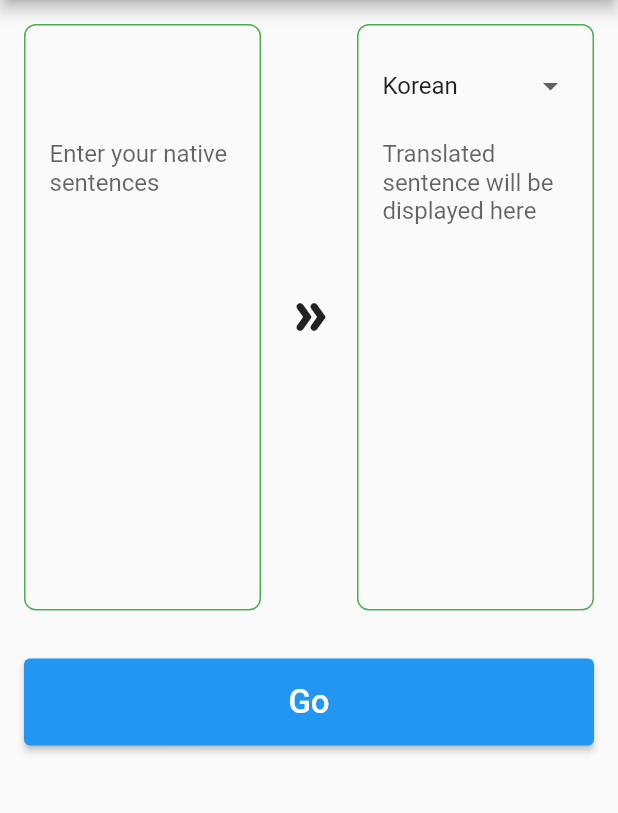
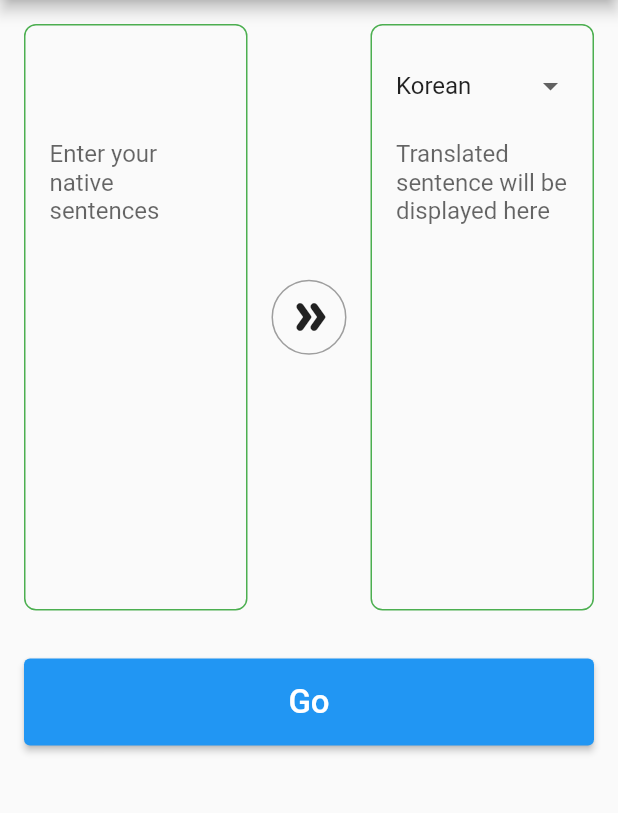
Before and after one commit to Raonshi/mamago, a Flutter app: the screen it shows after launch, on a phone screen of 412 x 824 dp, the part 84-897 px from its top. Run offline on Flutter 3.47's test engine with Material 2 defaults, Android fonts, the light colour scheme and no system bars; our stand-ins replace firebase_core, flutter_riverpod, freezed_annotation, go_router; accounts and stored records are empty.

Commit message:
add packages

```diff
--- a/lib/page/home_page.dart
+++ b/lib/page/home_page.dart
@@ -70,7 +70,13 @@ class HomePage extends ConsumerWidget {
               ),
 
               // Switcher
-              RotatedBox(
+              Container(
+                decoration: BoxDecoration(
+                  shape: BoxShape.circle,
+                  border: Border.all(color: Colors.grey),
+                ),
+                padding: const EdgeInsets.all(8.0),
+                child: RotatedBox(
                   quarterTurns: provider.isLeft ? 12 : 6,
                   child: InkWell(
                     splashColor: Colors.transparent,
@@ -79,6 +85,7 @@ class HomePage extends ConsumerWidget {
                       FocusScope.of(context).unfocus();
                     },
                     child: const Icon(Icons.double_arrow_rounded, size: 32.0),
+                  ),
                 ),
               ),
 
--- a/pubspec.yaml
+++ b/pubspec.yaml
@@ -41,6 +41,8 @@ dependencies:
   freezed_annotation: ^2.2.0
   json_annotation: ^4.8.1
   lottie: ^2.3.2
+  firebase_core: ^2.14.0
+  dart_openai: ^1.9.91
 
 
 dev_dependencies:
```
Also changed, not shown: lib/firebase_options.dart (added), pubspec.lock, 18 other files. Lines whose indentation alone changed are shown as unchanged.
